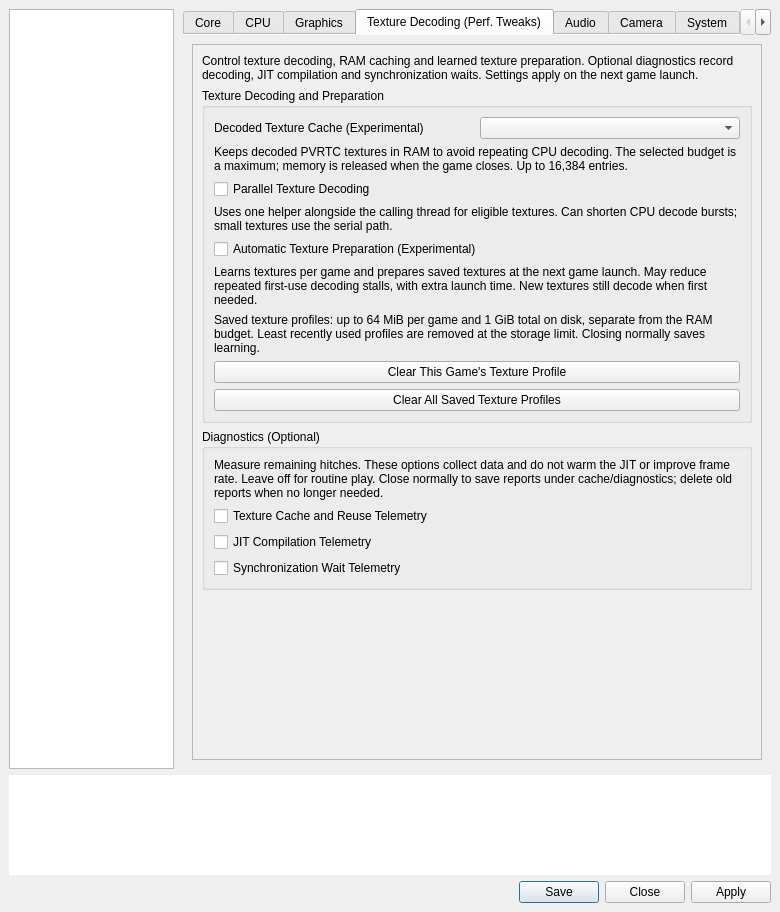
Before: the Qt Designer form vita3k/gui-qt/src/settings_dialog.ui in zipkindev/Vita3K, drawn with Qt 5.
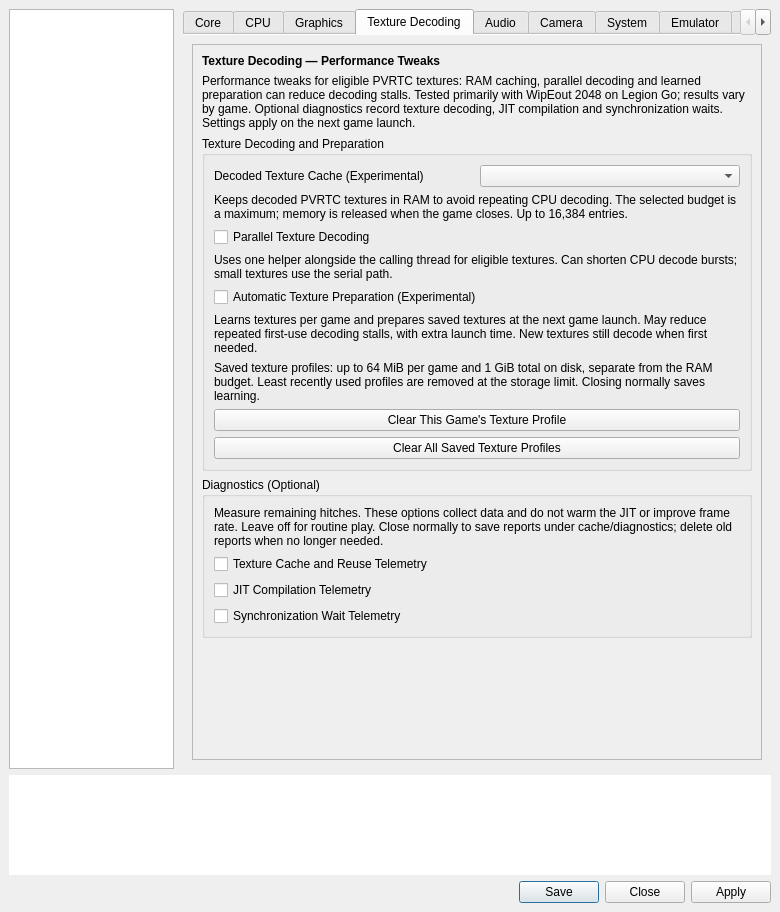
After: the same form once the commit is applied. The open tabs and pages were chosen to show the change.

Commit message: Keep texture decoding navigation short and wrap performance heading

Patch:
```diff
--- a/vita3k/gui-qt/src/settings_dialog.ui
+++ b/vita3k/gui-qt/src/settings_dialog.ui
@@ -1104,7 +1104,7 @@
        </widget>
        <widget class="QWidget" name="performance_tab">
         <attribute name="title">
-         <string>Texture Decoding (Perf. Tweaks)</string>
+         <string>Texture Decoding</string>
         </attribute>
         <layout class="QVBoxLayout" name="performance_tab_layout">
          <item>
@@ -1114,10 +1114,25 @@
            </property>
            <widget class="QWidget" name="performance_content">
             <layout class="QVBoxLayout" name="performance_content_layout">
+             <item>
+              <widget class="QLabel" name="texture_decoding_heading">
+               <property name="font">
+                <font>
+                 <bold>true</bold>
+                </font>
+               </property>
+               <property name="text">
+                <string>Texture Decoding — Performance Tweaks</string>
+               </property>
+               <property name="wordWrap">
+                <bool>true</bool>
+               </property>
+              </widget>
+             </item>
              <item>
               <widget class="QLabel" name="performance_intro">
                <property name="text">
-                <string>Control texture decoding, RAM caching and learned texture preparation. Optional diagnostics record decoding, JIT compilation and synchronization waits. Settings apply on the next game launch.</string>
+                <string>Performance tweaks for eligible PVRTC textures: RAM caching, parallel decoding and learned preparation can reduce decoding stalls. Tested primarily with WipEout 2048 on Legion Go; results vary by game. Optional diagnostics record texture decoding, JIT compilation and synchronization waits. Settings apply on the next game launch.</string>
                </property>
                <property name="wordWrap">
                 <bool>true</bool>
```
The commit also changes 8 other files.
